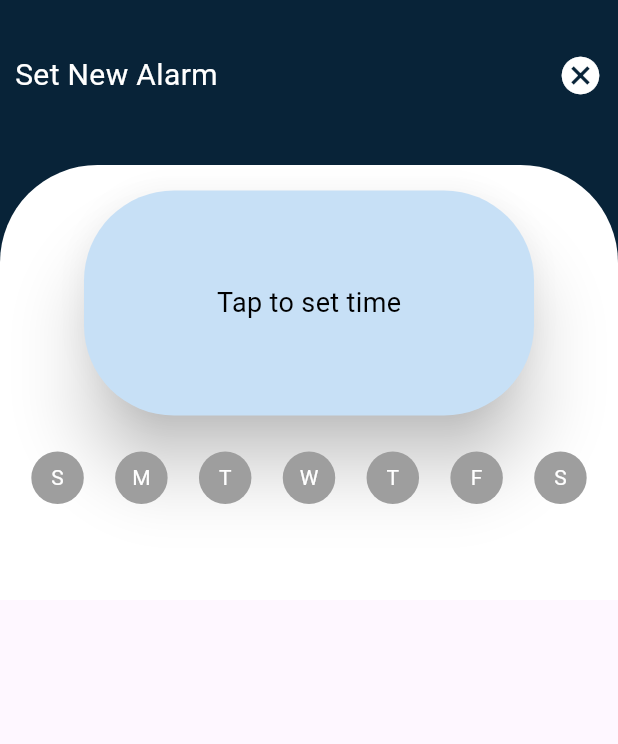
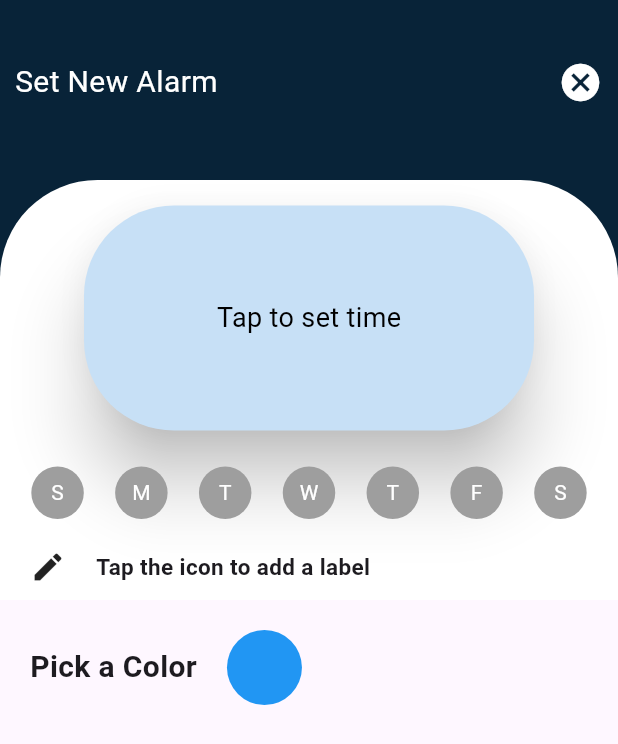
Before and after one commit to RasnaRasna/Alarm-App-with-Location-Based-Weather-Integration, a Flutter app: the screen it shows after launch, after a tap on the "add" icon, on a phone screen of 412 x 824 dp. Shown: the top 744 px of the screen. Run offline on Flutter 3.47's test engine with Material 3 defaults, Android fonts, the light colour scheme and no system bars; our stand-ins replace flutter_colorpicker.

Commit message:
Implement flutter_colorpicker for color selection in alarm creation

```diff
--- a/lib/main.dart
+++ b/lib/main.dart
@@ -1,4 +1,4 @@
-import 'package:alarm_weather_app/widgets/add_habits.dart';
+import 'package:alarm_weather_app/widgets/add_Alarm.dart';
 import 'package:alarm_weather_app/widgets/alarm_list.dart';
 import 'package:flutter/material.dart';
 
@@ -16,7 +16,6 @@ class MyApp extends StatelessWidget {
       debugShowCheckedModeBanner: false,
       title: 'Flutter Demo',
       theme: ThemeData(
-        colorScheme: ColorScheme.fromSeed(seedColor: Colors.deepPurple),
         useMaterial3: true,
       ),
       home: const MyHomePage(title: 'Flutter Demo Home Page'),
@@ -42,7 +41,7 @@ class _MyHomePageState extends State<MyHomePage> {
       floatingActionButton: FloatingActionButton(
         onPressed: () {
           Navigator.push(
-              context, MaterialPageRoute(builder: (ctx) => AddHabit()));
+              context, MaterialPageRoute(builder: (ctx) => AddAlarm()));
         },
         child: const Icon(Icons.add),
       ), // This trailing comma makes auto-formatting nicer for build methods.
--- /dev/null
+++ b/lib/widgets/add_Alarm.dart
@@ -0,0 +1,84 @@
+import 'package:alarm_weather_app/widgets/curverd_container.dart';
+import 'package:flutter/material.dart';
+import 'package:flutter_colorpicker/flutter_colorpicker.dart';
+
+class AddAlarm extends StatefulWidget {
+  AddAlarm({super.key});
+
+  @override
+  State<AddAlarm> createState() => _AddHabitState();
+}
+
+class _AddHabitState extends State<AddAlarm> {
+  Color selectedColor = Colors.blue;
+  // Default color
+  @override
+  Widget build(BuildContext context) {
+    return Scaffold(
+      body: Column(
+        children: [
+          CurvedBorderContainer(),
+          SizedBox(
+            height: 20,
+          ),
+          Row(
+            children: [
+              SizedBox(
+                width: 20,
+              ),
+              Text(
+                "Pick a Color",
+                style: TextStyle(fontSize: 20, fontWeight: FontWeight.bold),
+              ),
+              SizedBox(
+                width: 20,
+              ),
+              GestureDetector(
+                onTap: _openColorPickerDialog,
+                child: Container(
+                  width: 50,
+                  height: 50,
+                  decoration: BoxDecoration(
+                    shape: BoxShape.circle,
+                    color: selectedColor,
+                  ),
+                ),
+              ),
+            ],
+          )
+        ],
+      ),
+    );
+  }
+
+  void _openColorPickerDialog() {
+    showDialog(
+      context: context,
+      builder: (BuildContext context) {
+        return AlertDialog(
+          title: Text('Pick a Color'),
+          content: SingleChildScrollView(
+            child: ColorPicker(
+              pickerColor: selectedColor,
+              onColorChanged: (color) {
+                setState(() {
+                  selectedColor = color;
+                });
+              },
+              showLabel: true,
+              pickerAreaHeightPercent: 0.8,
+            ),
+          ),
+          actions: <Widget>[
+            TextButton(
+              onPressed: () {
+                Navigator.of(context).pop();
+              },
+              child: Text('OK'),
+            ),
+          ],
+        );
+      },
+    );
+  }
+}
--- a/lib/widgets/add_habits.dart
+++ /dev/null
@@ -1,37 +0,0 @@
-import 'package:alarm_weather_app/widgets/curverd_container.dart';
-import 'package:flutter/material.dart';
-
-class AddHabit extends StatelessWidget {
-  const AddHabit({super.key});
-
-  @override
-  Widget build(BuildContext context) {
-    return Scaffold(
-      body: Column(
-        children: [
-          // // Horizontal row with text and icon
-          // const Row(
-          //   mainAxisAlignment: MainAxisAlignment.spaceBetween,
-          //   children: [
-          //     Row(
-          //       children: [
-          //         SizedBox(width: 8), // Adjust spacing
-          //         Padding(
-          //           padding: EdgeInsets.only(top: 30),
-          //           child: Text(
-          //             "Your Text",
-          //             style: TextStyle(color: Colors.black, fontSize: 20),
-          //           ),
-          //         ),
-          //       ],
-          //     ),
-          //     Icon(Icons.cancel),
-          //   ],
-          // ),
-          // // Curved Border Container
-          CurvedBorderContainer(),
-        ],
-      ),
-    );
-  }
-}
--- a/lib/widgets/curverd_container.dart
+++ b/lib/widgets/curverd_container.dart
@@ -1,6 +1,6 @@
 // Import necessary packages and files
 import 'package:flutter/material.dart';
-import 'date_picker.dart'; // Assuming you have a file for the AlarmTime widget
+import 'date_picker.dart';
 
 class CurvedBorderContainer extends StatefulWidget {
   @override
@@ -11,7 +11,8 @@ class _CurvedBorderContainerState extends State<CurvedBorderContainer> {
   TimeOfDay? selectedTime;
   List<bool> selectedDays =
       List.generate(7, (index) => false); // To track selected days
-
+  String label = "";
+  Color selectedColor = Colors.blue;
   @override
   Widget build(BuildContext context) {
     return Container(
@@ -21,8 +22,8 @@ class _CurvedBorderContainerState extends State<CurvedBorderContainer> {
       ),
       child: Column(
         children: [
-          const Padding(
-            padding: EdgeInsets.symmetric(vertical: 35, horizontal: 10),
+          Padding(
+            padding: EdgeInsets.symmetric(vertical: 40, horizontal: 10),
             child: Row(
               mainAxisAlignment: MainAxisAlignment.spaceBetween,
               children: [
@@ -33,10 +34,15 @@ class _CurvedBorderContainerState extends State<CurvedBorderContainer> {
                     fontSize: 20,
                   ),
                 ),
-                Icon(
-                  Icons.cancel,
-                  size: 30,
-                  color: Colors.white,
+                GestureDetector(
+                  onTap: () {
+                    Navigator.pop(context);
+                  },
+                  child: Icon(
+                    Icons.cancel,
+                    size: 30,
+                    color: Colors.white,
+                  ),
                 ),
               ],
             ),
@@ -59,11 +65,11 @@ class _CurvedBorderContainerState extends State<CurvedBorderContainer> {
                     ),
                     child: Column(
                       children: [
-                        SizedBox(
+                        const SizedBox(
                           height: 13,
                         ),
                         Card(
-                          color: Color.fromARGB(255, 199, 224, 246),
+                          color: const Color.fromARGB(255, 199, 224, 246),
                           elevation: 20,
                           shape: RoundedRectangleBorder(
                               borderRadius: BorderRadius.circular(60)),
@@ -79,13 +85,13 @@ class _CurvedBorderContainerState extends State<CurvedBorderContainer> {
                                 child: selectedTime != null
                                     ? Text(
                                         "${selectedTime!.format(context)}",
-                                        style: TextStyle(
+                                        style: const TextStyle(
                                           color: Colors.black,
                                           fontWeight: FontWeight.bold,
                                           fontSize: 25,
                                         ),
                                       )
-                                    : Text(
+                                    : const Text(
                                         "Tap to set time",
                                         style: TextStyle(
                                           color: Colors.black,
@@ -96,7 +102,7 @@ class _CurvedBorderContainerState extends State<CurvedBorderContainer> {
                             ),
                           ),
                         ),
-                        SizedBox(height: 20),
+                        const SizedBox(height: 20),
                         // Display days of the week
                         Row(
                           mainAxisAlignment: MainAxisAlignment.spaceEvenly,
@@ -115,13 +121,13 @@ class _CurvedBorderContainerState extends State<CurvedBorderContainer> {
                                 decoration: BoxDecoration(
                                   borderRadius: BorderRadius.circular(30),
                                   color: selectedDays[index]
-                                      ? Color.fromARGB(255, 8, 35, 56)
+                                      ? const Color.fromARGB(255, 8, 35, 56)
                                       : Colors.grey,
                                 ),
                                 child: Center(
                                   child: Text(
                                     getDayName(index),
-                                    style: TextStyle(
+                                    style: const TextStyle(
                                       color: Colors.white,
                                     ),
                                   ),
@@ -129,6 +135,34 @@ class _CurvedBorderContainerState extends State<CurvedBorderContainer> {
                               ),
                             ),
                           ),
+                        ),
+                        const SizedBox(
+                          height: 20,
+                        ),
+                        Row(
+                          children: [
+                            SizedBox(
+                              width: 20,
+                            ),
+                            GestureDetector(
+                              child: const Icon(Icons.edit),
+                              onTap: () {
+                                _showLabelInputDialog(context);
+                              },
+                            ),
+                            const SizedBox(
+                              width: 20,
+                            ),
+                            Text(
+                              label.isNotEmpty
+                                  ? " $label"
+                                  : "Tap the icon to add a label",
+                              style: const TextStyle(
+                                fontWeight: FontWeight.bold,
+                                fontSize: 15,
+                              ),
+                            ),
+                          ],
                         ),
                       ],
                     ),
@@ -139,6 +173,48 @@ class _CurvedBorderContainerState extends State<CurvedBorderContainer> {
           ),
         ],
       ),
+    );
+  }
+
+  void _showLabelInputDialog(BuildContext context) {
+    TextEditingController labelController = TextEditingController();
+
+    showDialog(
+      context: context,
+      builder: (BuildContext context) {
+        return AlertDialog(
+          title: const Text("Enter Label"),
+          content: TextField(
+            controller: labelController,
+            decoration: const InputDecoration(labelText: "Label"),
+          ),
+          actions: [
+            TextButton(
+              onPressed: () {
+                Navigator.pop(context); // Close the dialog
+              },
+              child: const Text("Cancel",
+                  style: TextStyle(
+                    color: Color.fromARGB(255, 8, 35, 56),
+                  )),
+            ),
+            TextButton(
+              onPressed: () {
+                setState(() {
+                  label = labelController.text; // Save the label
+                });
+                Navigator.pop(context); // Close the dialog
+              },
+              child: const Text(
+                "Save",
+                style: TextStyle(
+                  color: Color.fromARGB(255, 8, 35, 56),
+                ),
+              ),
+            ),
+          ],
+        );
+      },
     );
   }
 
```
Also changed, not shown: pubspec.yaml (+3 -17 lines), pubspec.lock.
